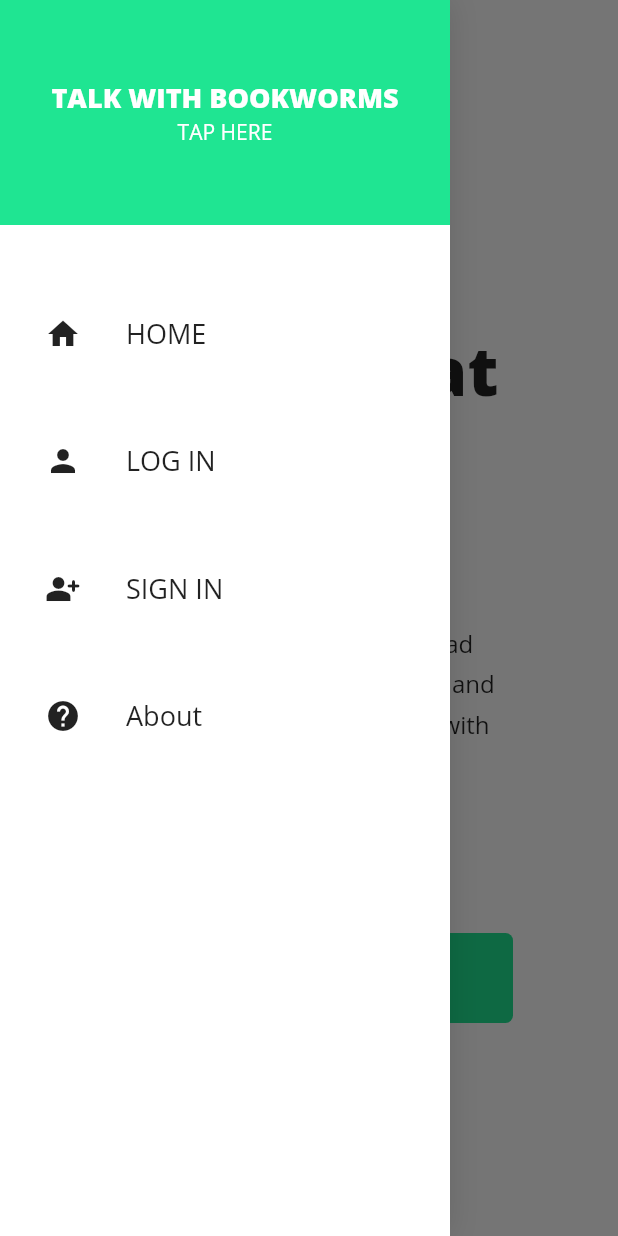
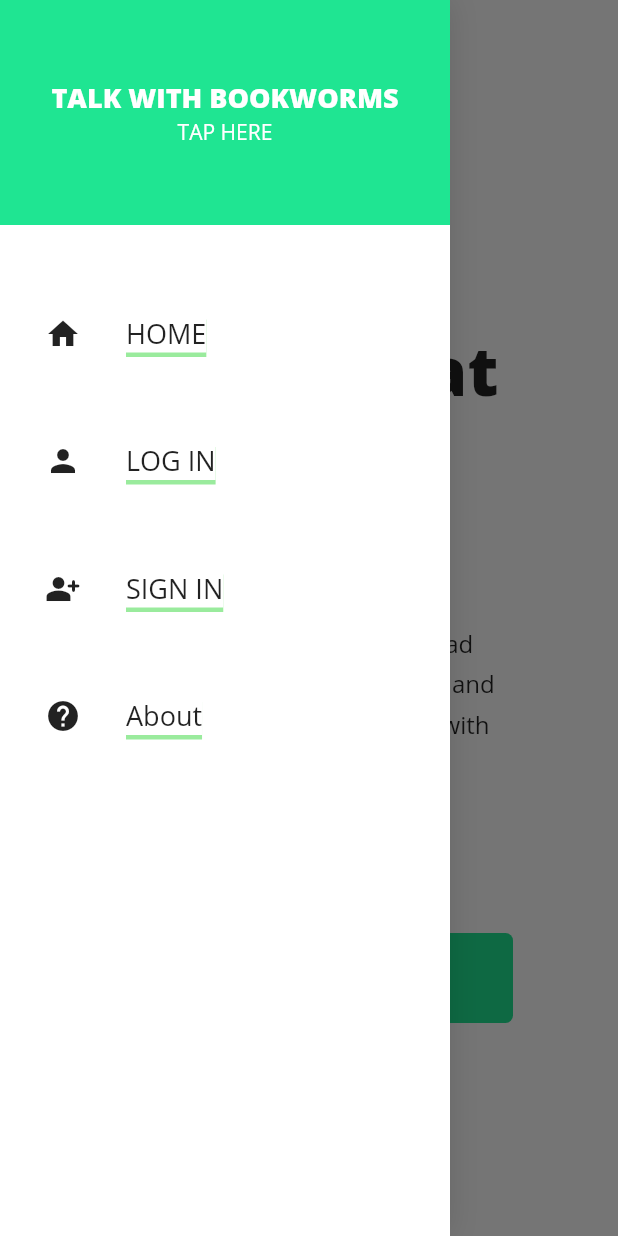
Before and after one commit to INanoG/CPEPE362-H2-, a Flutter app: the screen it shows after launch, with the side drawer open, on a phone screen of 412 x 824 dp. Run offline on Flutter 3.47's test engine with Material 2 defaults, Android fonts, the phone set to English and light mode, and no system bars; our stand-ins replace get_it, responsive_builder.

Commit message:
added boxshadow for top navigations

```diff
--- a/bookedwebapp/booked_webapp_v1/lib/widgets/navigation_bar/navbar_item.dart
+++ b/bookedwebapp/booked_webapp_v1/lib/widgets/navigation_bar/navbar_item.dart
@@ -15,9 +15,20 @@ class NavBarItem extends StatelessWidget {
         // services should only be used from a viewmodel
         locator<NavigationService>().navigateTo(navigationPath);
       },
-      child: Text(
-        title,
-        style: const TextStyle(fontSize: 18),
+      child: Container(
+        decoration: const BoxDecoration(
+          color: Colors.white,
+          boxShadow: [
+            BoxShadow(
+              color: Color.fromARGB(255, 154, 235, 157),
+              offset: Offset(0, 3),
+            ),
+          ],
+        ),
+        child: Text(
+          title,
+          style: const TextStyle(fontSize: 18),
+        ),
       ),
     );
   }
--- a/bookedwebapp/booked_webapp_v1/lib/widgets/navigation_bar/navigation_bar.dart
+++ b/bookedwebapp/booked_webapp_v1/lib/widgets/navigation_bar/navigation_bar.dart
@@ -9,8 +9,8 @@ class Navigation_Bar extends StatelessWidget {
   @override
   Widget build(BuildContext context) {
     return ScreenTypeLayout(
-      mobile: NavigationBarMobile(),
-      tablet: NavigationBarTabletDesktop(),
+      mobile: const NavigationBarMobile(),
+      tablet: const NavigationBarTabletDesktop(),
     );
   }
 }
```
